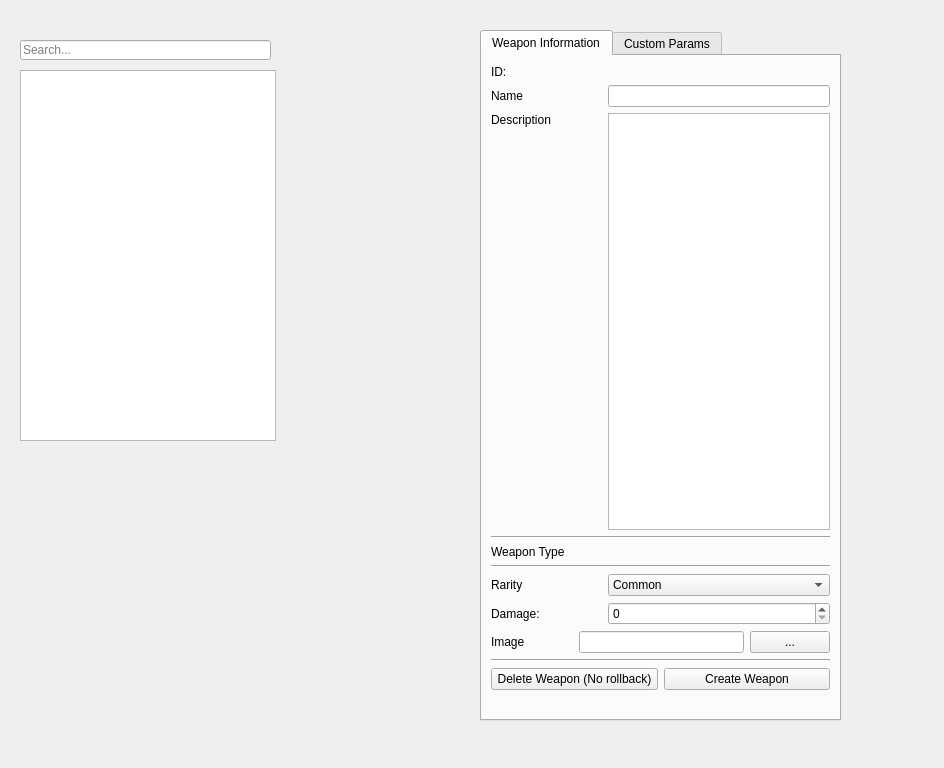
Above: editor/_editor/ui/weaponPage.ui from FrancescoGiommi/project-ts-game before the change. Below: the same form after it.
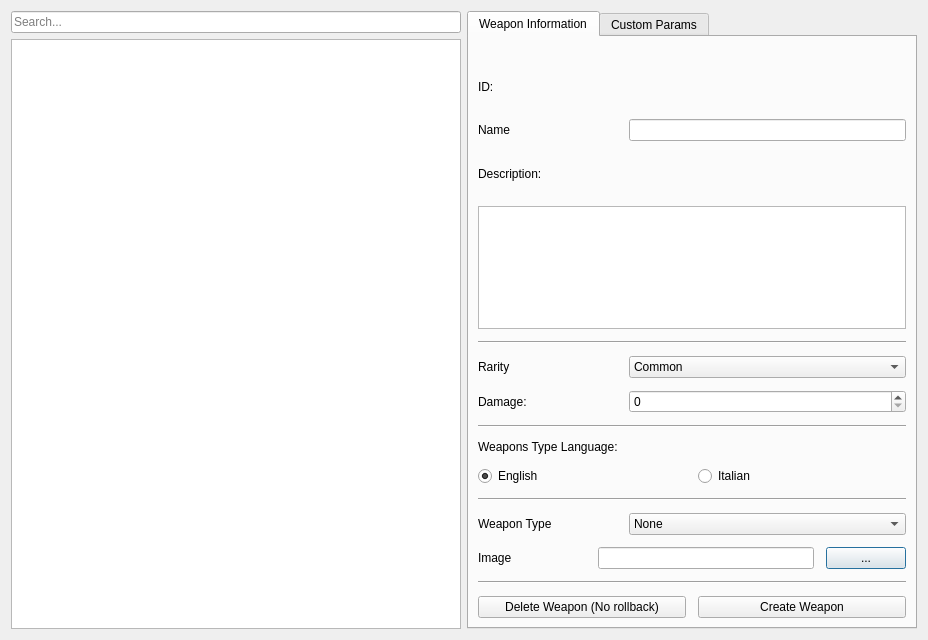
That is the form after the change.

Patch:
```diff
--- a/editor/_editor/ui/weaponPage.ui
+++ b/editor/_editor/ui/weaponPage.ui
@@ -1,50 +1,35 @@
 <?xml version="1.0" encoding="UTF-8"?>
 <ui version="4.0">
- <class>Form</class>
- <widget class="QWidget" name="Form">
+ <class>Dialog</class>
+ <widget class="QDialog" name="Dialog">
   <property name="geometry">
    <rect>
     <x>0</x>
     <y>0</y>
-    <width>944</width>
-    <height>768</height>
+    <width>928</width>
+    <height>640</height>
    </rect>
   </property>
   <property name="windowTitle">
    <string>Form</string>
   </property>
-  <widget class="QListWidget" name="listWeapons">
-   <property name="geometry">
-    <rect>
-     <x>20</x>
-     <y>70</y>
-     <width>256</width>
-     <height>371</height>
-    </rect>
-   </property>
-  </widget>
+  <layout class="QHBoxLayout" name="horizontalLayout_6">
+   <item>
+    <layout class="QVBoxLayout" name="verticalLayout_4">
+     <item>
   <widget class="QLineEdit" name="leFilter">
-   <property name="geometry">
-    <rect>
-     <x>20</x>
-     <y>40</y>
-     <width>251</width>
-     <height>20</height>
-    </rect>
-   </property>
    <property name="placeholderText">
     <string>Search...</string>
    </property>
   </widget>
+     </item>
+     <item>
+      <widget class="QListWidget" name="listWeapons"/>
+     </item>
+    </layout>
+   </item>
+   <item>
   <widget class="QTabWidget" name="tabWidget">
-   <property name="geometry">
-    <rect>
-     <x>480</x>
-     <y>30</y>
-     <width>361</width>
-     <height>691</height>
-    </rect>
-   </property>
    <property name="currentIndex">
     <number>0</number>
    </property>
@@ -54,7 +39,20 @@
     </attribute>
     <layout class="QVBoxLayout" name="verticalLayout_3">
      <item>
-      <layout class="QVBoxLayout" name="verticalLayout" stretch="0,0,2,0,0,0,0,0,0,0,0">
+        <widget class="QLabel" name="label_4">
+         <property name="text">
+          <string/>
+         </property>
+         <property name="alignment">
+          <set>Qt::AlignCenter</set>
+         </property>
+        </widget>
+       </item>
+       <item>
+        <layout class="QVBoxLayout" name="verticalLayout" stretch="1,0,1,3,0,1,1,0,0,1,1,1,1">
+         <property name="spacing">
+          <number>12</number>
+         </property>
        <item>
         <widget class="QLabel" name="id_label">
          <property name="text">
@@ -77,36 +75,15 @@
         </layout>
        </item>
        <item>
-        <layout class="QHBoxLayout" name="horizontalLayout_2" stretch="1,2">
-         <item>
           <widget class="QLabel" name="label_2">
            <property name="text">
-            <string>Description</string>
-           </property>
-           <property name="alignment">
-            <set>Qt::AlignLeading|Qt::AlignLeft|Qt::AlignTop</set>
+            <string>Description:</string>
            </property>
           </widget>
          </item>
          <item>
           <widget class="QTextEdit" name="leDescription"/>
          </item>
-        </layout>
-       </item>
-       <item>
-        <widget class="Line" name="line_3">
-         <property name="orientation">
-          <enum>Qt::Horizontal</enum>
-         </property>
-        </widget>
-       </item>
-       <item>
-        <widget class="QLabel" name="label_8">
-         <property name="text">
-          <string>Weapon Type</string>
-         </property>
-        </widget>
-       </item>
        <item>
         <widget class="Line" name="line_2">
          <property name="orientation">
@@ -168,6 +145,72 @@
          </item>
         </layout>
        </item>
+         <item>
+          <layout class="QVBoxLayout" name="verticalLayout_5">
+           <item>
+            <widget class="Line" name="line_3">
+             <property name="orientation">
+              <enum>Qt::Horizontal</enum>
+             </property>
+            </widget>
+           </item>
+           <item>
+            <widget class="QLabel" name="label_9">
+             <property name="text">
+              <string>Weapons Type Language:</string>
+             </property>
+            </widget>
+           </item>
+           <item>
+            <layout class="QHBoxLayout" name="horizontalLayout_2">
+             <item>
+              <widget class="QRadioButton" name="radioButton">
+               <property name="text">
+                <string>English</string>
+               </property>
+               <property name="checked">
+                <bool>true</bool>
+               </property>
+              </widget>
+             </item>
+             <item>
+              <widget class="QRadioButton" name="radioButton_2">
+               <property name="text">
+                <string>Italian</string>
+               </property>
+              </widget>
+             </item>
+            </layout>
+           </item>
+          </layout>
+         </item>
+         <item>
+          <widget class="Line" name="line_4">
+           <property name="orientation">
+            <enum>Qt::Horizontal</enum>
+           </property>
+          </widget>
+         </item>
+         <item>
+          <layout class="QHBoxLayout" name="horizontalLayout_8" stretch="1,2">
+           <item>
+            <widget class="QLabel" name="label_8">
+             <property name="text">
+              <string>Weapon Type</string>
+             </property>
+            </widget>
+           </item>
+           <item>
+            <widget class="QComboBox" name="weapType">
+             <item>
+              <property name="text">
+               <string>None</string>
+              </property>
+             </item>
+            </widget>
+           </item>
+          </layout>
+         </item>
        <item>
         <layout class="QHBoxLayout" name="horizontalLayout_3" stretch="1,2,0">
          <item>
@@ -225,16 +268,6 @@
        </item>
       </layout>
      </item>
-     <item>
-      <widget class="QLabel" name="label_4">
-       <property name="text">
-        <string/>
-       </property>
-       <property name="alignment">
-        <set>Qt::AlignCenter</set>
-       </property>
-      </widget>
-     </item>
     </layout>
    </widget>
    <widget class="QWidget" name="tab_2">
@@ -285,17 +318,8 @@
     </layout>
    </widget>
   </widget>
-  <widget class="QWidget" name="horizontalLayoutWidget_4">
-   <property name="geometry">
-    <rect>
-     <x>70</x>
-     <y>560</y>
-     <width>241</width>
-     <height>80</height>
-    </rect>
-   </property>
-   <layout class="QHBoxLayout" name="horizontalLayout_8"/>
-  </widget>
+   </item>
+  </layout>
  </widget>
  <resources/>
  <connections/>
```
Left out of the diff: 6 changed lines with no effect on the pictures. Lines whose indentation alone changed are shown as unchanged.
